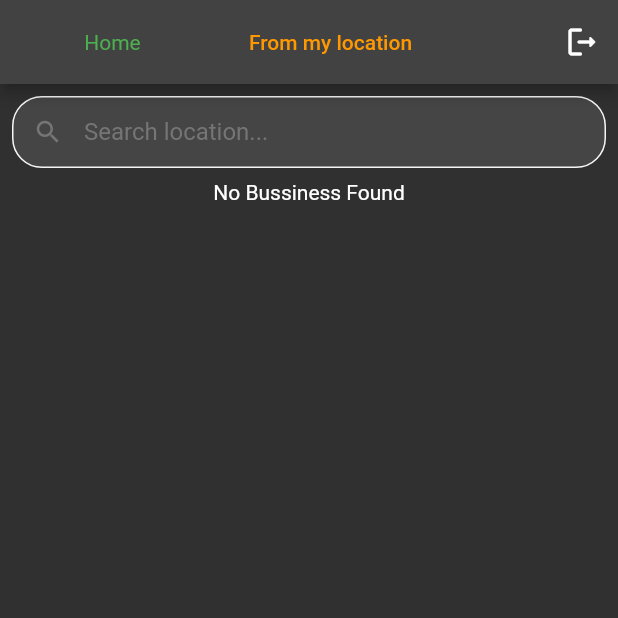
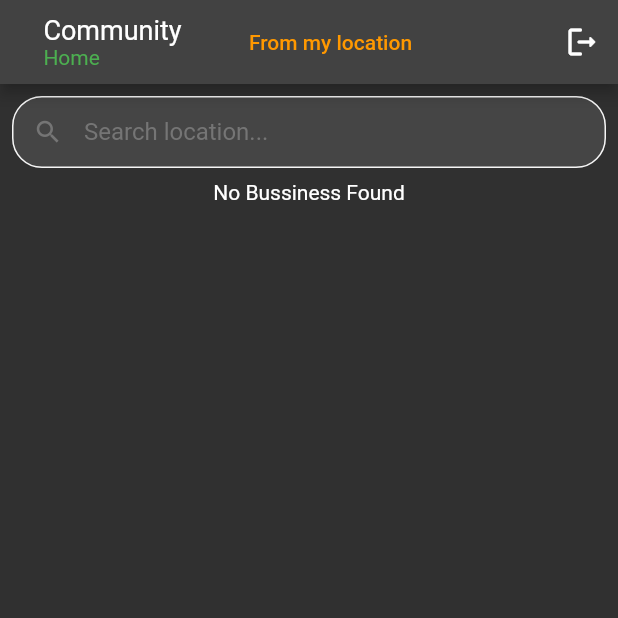
Before and after one commit to Uday-kiran9147/countrysidecart, a Flutter app: the HomeScreen screen opened directly, on a phone screen of 412 x 824 dp, the top half of it. Run offline on Flutter 3.47's test engine with Material 2 defaults, Android fonts, the phone set to English and light mode, and no system bars; our stand-ins replace cloud_firestore, firebase_auth, firebase_core, fluttertoast, geocoding, geolocator and 1 more; accounts and stored records are empty; generated files the repository leaves out were written again.

Commit message:
bugs fixed

```diff
--- a/lib/screens/home_screen.dart
+++ b/lib/screens/home_screen.dart
@@ -128,8 +128,12 @@ class _HomeScreenState extends State<HomeScreen> {
               'From my location',
               style: TextStyle(color: Colors.orange),
             )),
-        leading:
-            Center(child: Text('Home', style: TextStyle(color: Colors.green))),
+        leading: Center(
+          child: Text.rich(TextSpan(children: [
+            TextSpan(text: 'Community\n', style: TextStyle(color: Colors.white,fontSize: 18)),
+            TextSpan(text: 'Home', style: TextStyle(color: Colors.green))
+          ])),
+        ),
         leadingWidth: 150,
         actions: [
           IconButton(
@@ -153,7 +157,7 @@ class _HomeScreenState extends State<HomeScreen> {
                 ? Center(
                     child: LinearProgressIndicator(),
                   )
-                :Container(),
+                : Container(),
             Padding(
               padding: const EdgeInsets.all(8.0),
               child: TextField(
@@ -205,11 +209,16 @@ class _HomeScreenState extends State<HomeScreen> {
                           .contains(search.toLowerCase()))
                       .toList();
                   return searchlist.length > 0
-                      ? ListView(
+                      ? Padding(
+                        padding: const EdgeInsets.all(5.0),
+                        child: ListView(
                             shrinkWrap: true,
                             children: searchlist.map((e) {
                               Business bussiness1 = Business.fromMap(e);
-                            return Card(
+                              return Padding(
+                                padding: const EdgeInsets.all(3.0),
+                                child: Container(
+                                  decoration: BoxDecoration(border: Border.all(width: 1/2,color: Colors.orange),borderRadius: BorderRadius.all(Radius.circular(10))),
                                   child: Column(
                                     crossAxisAlignment: CrossAxisAlignment.start,
                                     mainAxisSize: MainAxisSize.min,
@@ -217,20 +226,22 @@ class _HomeScreenState extends State<HomeScreen> {
                                       ListTile(
                                         titleAlignment: ListTileTitleAlignment.top,
                                         title: Text(bussiness1.businessName),
-                                    subtitle: Text(bussiness1.location),
+                                        subtitle: Text('location: '+bussiness1.location),trailing: Icon(Icons.location_on,color: Colors.green.shade200,),
                                       ),
                                       Padding(
                                         padding: const EdgeInsets.symmetric(
                                             horizontal: 8.0),
-                                    child: Text("Contact: " +
+                                        child: Text(" Contact: " +
                                             " " +
                                             bussiness1
                                                 .contactInformation.phoneNumber),
                                       )
                                     ],
                                   ),
+                                ),
                               );
-                          }).toList())
+                            }).toList()),
+                      )
                       : Center(
                           child: Text('No Bussiness Found'),
                         );
```
Also changed, not shown: lib/screens/profile_screen.dart (+23 -5 lines). Lines whose indentation alone changed are shown as unchanged.
